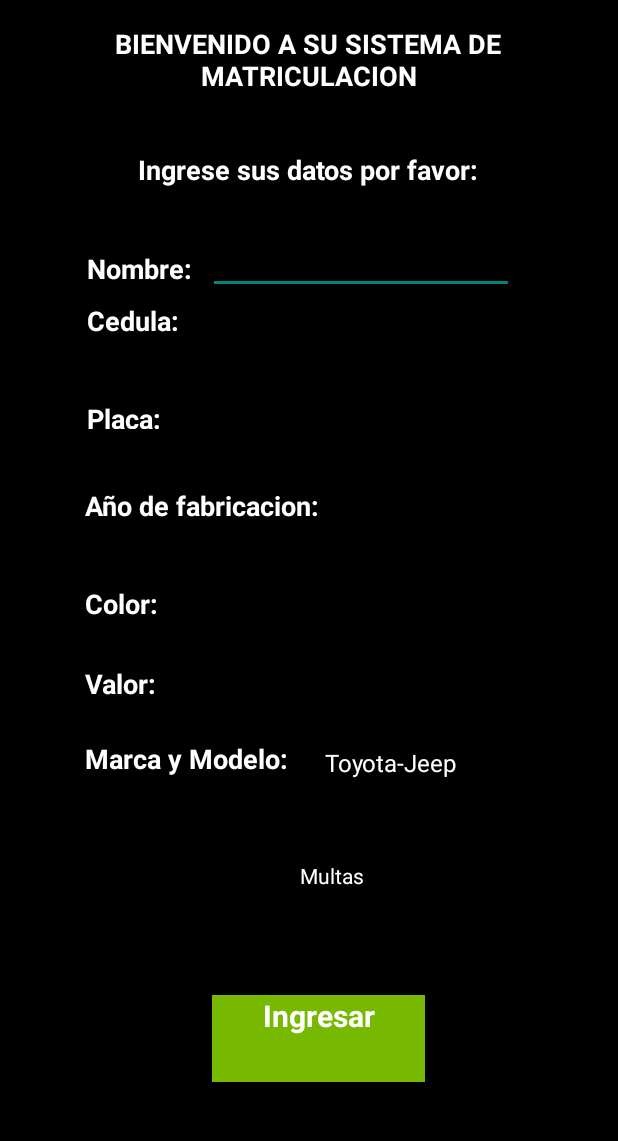
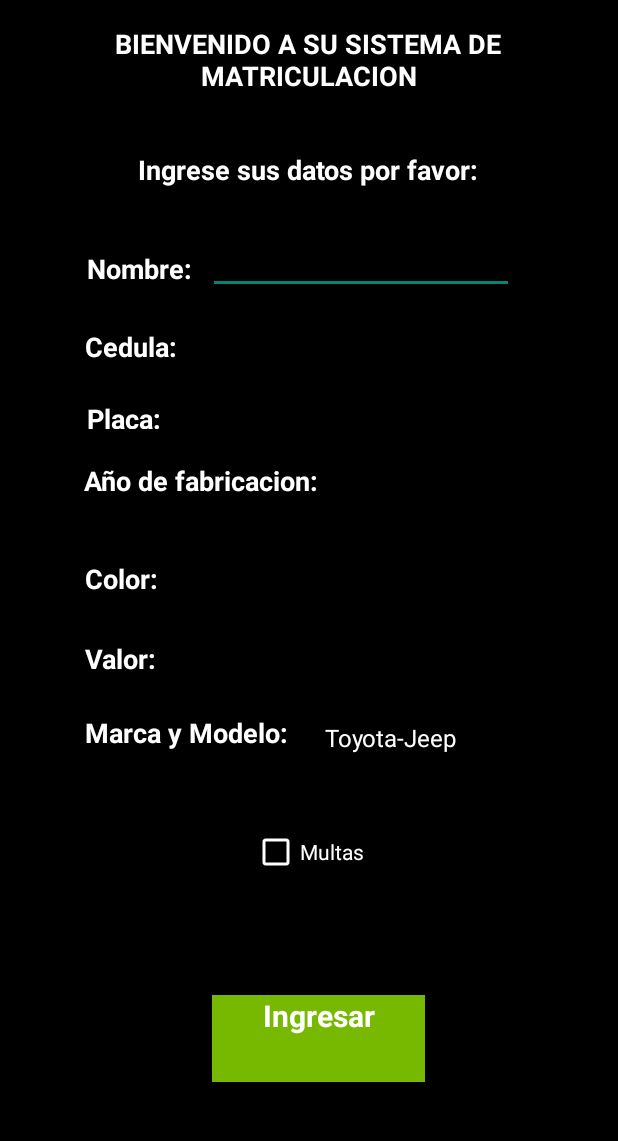
Before and after one commit to GabyValladares/MovilExamenPrimeraParcialIIPA2023, an Android app: the screen it shows after launch (MainActivity), on a phone screen of 412 x 824 dp, the part 84-1225 px from its top. Run offline under Robolectric (Android 15) with nearby library versions, the phone set to English and light mode, and no system bars.

```diff
--- a/app/src/main/res/layout/activity_main.xml
+++ b/app/src/main/res/layout/activity_main.xml
@@ -4,6 +4,7 @@
     xmlns:tools="http://schemas.android.com/tools"
     android:layout_width="match_parent"
     android:layout_height="match_parent"
+    android:foregroundTint="#FFFFFF"
     tools:context=".MainActivity">
 
     <Button
@@ -81,6 +82,35 @@
         app:layout_constraintVertical_bias="0.223" />
 
     <TextView
+        android:id="@+id/textView7"
+        android:layout_width="65dp"
+        android:layout_height="26dp"
+        android:text="Cedula:"
+        android:textAlignment="viewStart"
+        android:textSize="18sp"
+        android:textStyle="bold"
+        app:layout_constraintBottom_toBottomOf="parent"
+        app:layout_constraintEnd_toEndOf="parent"
+        app:layout_constraintHorizontal_bias="0.164"
+        app:layout_constraintStart_toStartOf="parent"
+        app:layout_constraintTop_toTopOf="parent"
+        app:layout_constraintVertical_bias="0.295" />
+
+    <EditText
+        android:id="@+id/edColor"
+        android:layout_width="204dp"
+        android:layout_height="51dp"
+        android:ems="10"
+        android:inputType="text"
+        android:textAlignment="textStart"
+        app:layout_constraintBottom_toBottomOf="parent"
+        app:layout_constraintEnd_toEndOf="parent"
+        app:layout_constraintHorizontal_bias="0.632"
+        app:layout_constraintStart_toStartOf="parent"
+        app:layout_constraintTop_toTopOf="parent"
+        app:layout_constraintVertical_bias="0.488" />
+
+    <TextView
         android:id="@+id/textView9"
         android:layout_width="73dp"
         android:layout_height="21dp"
@@ -92,23 +122,7 @@
         app:layout_constraintEnd_toEndOf="parent"
         app:layout_constraintHorizontal_bias="0.168"
         app:layout_constraintStart_toStartOf="parent"
-        app:layout_constraintTop_toTopOf="parent"
-        app:layout_constraintVertical_bias="0.522" />
-
-    <TextView
-        android:id="@+id/textView7"
-        android:layout_width="169dp"
-        android:layout_height="22dp"
-        android:text="Cedula:"
-        android:textAlignment="viewStart"
-        android:textSize="18sp"
-        android:textStyle="bold"
-        app:layout_constraintBottom_toBottomOf="parent"
-        app:layout_constraintEnd_toEndOf="parent"
-        app:layout_constraintHorizontal_bias="0.239"
-        app:layout_constraintStart_toStartOf="parent"
-        app:layout_constraintTop_toTopOf="parent"
-        app:layout_constraintVertical_bias="0.27" />
+        app:layout_constraintTop_toTopOf="parent" />
 
     <TextView
         android:id="@+id/textView10"
@@ -123,50 +137,7 @@
         app:layout_constraintHorizontal_bias="0.168"
         app:layout_constraintStart_toStartOf="parent"
         app:layout_constraintTop_toTopOf="parent"
-        app:layout_constraintVertical_bias="0.594" />
-
-    <EditText
-        android:id="@+id/edColor"
-        android:layout_width="204dp"
-        android:layout_height="51dp"
-        android:ems="10"
-        android:inputType="text"
-        android:textAlignment="textStart"
-        app:layout_constraintBottom_toBottomOf="parent"
-        app:layout_constraintEnd_toEndOf="parent"
-        app:layout_constraintHorizontal_bias="0.632"
-        app:layout_constraintStart_toStartOf="parent"
-        app:layout_constraintTop_toTopOf="parent"
-        app:layout_constraintVertical_bias="0.511" />
-
-    <TextView
-        android:id="@+id/textView5"
-        android:layout_width="164dp"
-        android:layout_height="25dp"
-        android:text="Año de fabricacion:"
-        android:textAlignment="viewStart"
-        android:textSize="18sp"
-        android:textStyle="bold"
-        app:layout_constraintBottom_toBottomOf="parent"
-        app:layout_constraintEnd_toEndOf="parent"
-        app:layout_constraintHorizontal_bias="0.228"
-        app:layout_constraintStart_toStartOf="parent"
-        app:layout_constraintTop_toTopOf="parent"
-        app:layout_constraintVertical_bias="0.437" />
-
-    <EditText
-        android:id="@+id/edCedula"
-        android:layout_width="205dp"
-        android:layout_height="45dp"
-        android:ems="10"
-        android:inputType="text"
-        android:textAlignment="textStart"
-        app:layout_constraintBottom_toBottomOf="parent"
-        app:layout_constraintEnd_toEndOf="parent"
-        app:layout_constraintHorizontal_bias="0.655"
-        app:layout_constraintStart_toStartOf="parent"
-        app:layout_constraintTop_toTopOf="parent"
-        app:layout_constraintVertical_bias="0.279" />
+        app:layout_constraintVertical_bias="0.571" />
 
     <Spinner
         android:id="@+id/spnMarcaModelo"
@@ -180,7 +151,7 @@
         app:layout_constraintHorizontal_bias="0.784"
         app:layout_constraintStart_toStartOf="parent"
         app:layout_constraintTop_toTopOf="parent"
-        app:layout_constraintVertical_bias="0.671" />
+        app:layout_constraintVertical_bias="0.648" />
 
     <TextView
         android:id="@+id/textView3"
@@ -195,21 +166,78 @@
         app:layout_constraintHorizontal_bias="0.212"
         app:layout_constraintStart_toStartOf="parent"
         app:layout_constraintTop_toTopOf="parent"
-        app:layout_constraintVertical_bias="0.673" />
+        app:layout_constraintVertical_bias="0.65" />
 
     <EditText
-        android:id="@+id/edAnioFabricacion"
-        android:layout_width="137dp"
-        android:layout_height="42dp"
+        android:id="@+id/edValor"
+        android:layout_width="204dp"
+        android:layout_height="51dp"
         android:ems="10"
         android:inputType="text"
         android:textAlignment="textStart"
         app:layout_constraintBottom_toBottomOf="parent"
         app:layout_constraintEnd_toEndOf="parent"
-        app:layout_constraintHorizontal_bias="0.751"
+        app:layout_constraintHorizontal_bias="0.632"
         app:layout_constraintStart_toStartOf="parent"
         app:layout_constraintTop_toTopOf="parent"
-        app:layout_constraintVertical_bias="0.444" />
+        app:layout_constraintVertical_bias="0.563" />
+
+    <CheckBox
+        android:id="@+id/cbxMultas"
+        android:layout_width="wrap_content"
+        android:layout_height="wrap_content"
+        android:layout_marginBottom="184dp"
+        android:buttonTint="#FFFFFF"
+        android:drawableTint="#FFFFFF"
+        android:text="Multas"
+        android:textColor="#FFFFFF"
+        app:layout_constraintBottom_toBottomOf="parent"
+        app:layout_constraintEnd_toEndOf="parent"
+        app:layout_constraintHorizontal_bias="0.498"
+        app:layout_constraintStart_toStartOf="parent" />
+
+    <EditText
+        android:id="@+id/edCedula"
+        android:layout_width="205dp"
+        android:layout_height="45dp"
+        android:ems="10"
+        android:inputType="text"
+        android:textAlignment="textStart"
+        app:layout_constraintBottom_toBottomOf="parent"
+        app:layout_constraintEnd_toEndOf="parent"
+        app:layout_constraintHorizontal_bias="0.66"
+        app:layout_constraintStart_toStartOf="parent"
+        app:layout_constraintTop_toTopOf="parent"
+        app:layout_constraintVertical_bias="0.279" />
+
+    <EditText
+        android:id="@+id/edAnioFabricacion"
+        android:layout_width="104dp"
+        android:layout_height="46dp"
+        android:ems="10"
+        android:inputType="text"
+        android:textAlignment="textStart"
+        app:layout_constraintBottom_toBottomOf="parent"
+        app:layout_constraintEnd_toEndOf="parent"
+        app:layout_constraintHorizontal_bias="0.739"
+        app:layout_constraintStart_toStartOf="parent"
+        app:layout_constraintTop_toTopOf="parent"
+        app:layout_constraintVertical_bias="0.417" />
+
+    <TextView
+        android:id="@+id/textView5"
+        android:layout_width="164dp"
+        android:layout_height="25dp"
+        android:text="Año de fabricacion:"
+        android:textAlignment="viewStart"
+        android:textSize="18sp"
+        android:textStyle="bold"
+        app:layout_constraintBottom_toBottomOf="parent"
+        app:layout_constraintEnd_toEndOf="parent"
+        app:layout_constraintHorizontal_bias="0.226"
+        app:layout_constraintStart_toStartOf="parent"
+        app:layout_constraintTop_toTopOf="parent"
+        app:layout_constraintVertical_bias="0.415" />
 
     <TextView
         android:id="@+id/textView2"
@@ -227,20 +255,6 @@
         app:layout_constraintVertical_bias="0.356" />
 
     <EditText
-        android:id="@+id/edValor"
-        android:layout_width="204dp"
-        android:layout_height="51dp"
-        android:ems="10"
-        android:inputType="text"
-        android:textAlignment="textStart"
-        app:layout_constraintBottom_toBottomOf="parent"
-        app:layout_constraintEnd_toEndOf="parent"
-        app:layout_constraintHorizontal_bias="0.632"
-        app:layout_constraintStart_toStartOf="parent"
-        app:layout_constraintTop_toTopOf="parent"
-        app:layout_constraintVertical_bias="0.586" />
-
-    <EditText
         android:id="@+id/edPlaca"
         android:layout_width="208dp"
         android:layout_height="49dp"
@@ -254,16 +268,4 @@
         app:layout_constraintTop_toTopOf="parent"
         app:layout_constraintVertical_bias="0.347" />
 
-    <CheckBox
-        android:id="@+id/cbxMultas"
-        android:layout_width="wrap_content"
-        android:layout_height="wrap_content"
-        android:layout_marginBottom="168dp"
-        android:text="Multas"
-        android:textColor="#FFFFFF"
-        app:layout_constraintBottom_toBottomOf="parent"
-        app:layout_constraintEnd_toEndOf="parent"
-        app:layout_constraintHorizontal_bias="0.498"
-        app:layout_constraintStart_toStartOf="parent" />
-
 </androidx.constraintlayout.widget.ConstraintLayout>
```
Also changed, not shown: app/src/main/java/com/rycry/movilexamenprimeraparcial/MainActivity.java (+8 -26 lines), app/src/main/java/com/rycry/movilexamenprimeraparcial/Resultado.java (+33 -1 lines), app/src/main/res/values/styles.xml (+0 -8 lines).
